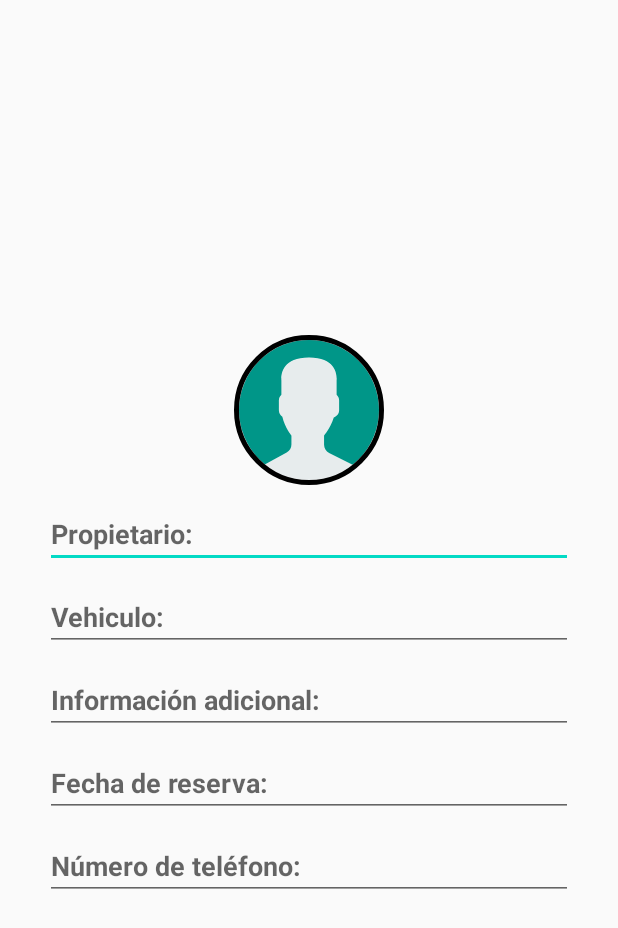
After one commit to marcalba80/RentaRide, an Android app: the DetallesReserva screen opened directly, with no data from a screen before it, on a phone screen of 412 x 824 dp. The commit adds this screen. Shown: the top 928 px of the screen. Run offline under Robolectric (Android 15) with nearby library versions, the phone set to English and light mode, and no system bars; our stand-ins replace CircleImageView.

Commit message:
Layout Detalles_Reserva

```diff
--- a/app/build.gradle
+++ b/app/build.gradle
@@ -36,6 +36,7 @@ dependencies {
     implementation 'com.github.florent37:materialtextfield:1.0.7'
     implementation 'com.kaopiz:kprogresshud:1.2.0'
     implementation 'com.google.firebase:firebase-auth:19.2.0'
+    implementation 'de.hdodenhof:circleimageview:3.1.0'
     implementation "com.github.nikartm:fit-button:1.2.1"
     testImplementation 'junit:junit:4.12'
     androidTestImplementation 'androidx.test.ext:junit:1.1.1'
--- a/app/src/main/AndroidManifest.xml
+++ b/app/src/main/AndroidManifest.xml
@@ -8,7 +8,12 @@
         android:label="@string/app_name"
         android:supportsRtl="true"
         android:theme="@style/AppTheme">
-<!--        <activity android:name=".Chat"></activity>-->
+        <activity
+            android:name=".DetallesReserva"
+            android:theme="@style/AppTheme.NoActionBar" />
+        <activity
+            android:name=".Chat"
+            android:theme="@style/AppTheme.NoActionBar" />
         <activity
             android:name=".RecuperarContrasena"
             android:theme="@style/AppTheme.NoActionBar" />
@@ -19,7 +24,7 @@
             android:name=".Calendar"
             android:theme="@style/AppTheme.NoActionBar" />
         <activity
-            android:name=".Chat"
+            android:name=".Login"
             android:label="@string/app_name"
             android:theme="@style/AppTheme.NoActionBar">
             <intent-filter>
--- a/app/src/main/java/com/example/rentaride/Calendar.java
+++ b/app/src/main/java/com/example/rentaride/Calendar.java
@@ -1,10 +1,12 @@
 package com.example.rentaride;
 
 
+import android.content.Intent;
 import android.graphics.Color;
 import android.net.ConnectivityManager;
 import android.os.Bundle;
 
+import android.view.View;
 import android.widget.TextView;
 
 
@@ -78,5 +80,8 @@ public class Calendar extends AppCompatActivity {
         list.add(new Reserva(getColor(R.color.C3), new Date().getTime()+day*3,"Bicicleta de ciudad", 2));
         cv.addEvents(list);
     }
+    public void detalle(View view) {
+        startActivity(new Intent(Calendar.this, DetallesReserva.class));
+    }
 
 }
--- /dev/null
+++ b/app/src/main/java/com/example/rentaride/DetallesReserva.java
@@ -0,0 +1,14 @@
+package com.example.rentaride;
+
+import androidx.appcompat.app.AppCompatActivity;
+
+import android.os.Bundle;
+
+public class DetallesReserva extends AppCompatActivity {
+
+    @Override
+    protected void onCreate(Bundle savedInstanceState) {
+        super.onCreate(savedInstanceState);
+        setContentView(R.layout.activity_detalles_reserva);
+    }
+}
--- /dev/null
+++ b/app/src/main/res/drawable/ic_fallback_user.xml
@@ -0,0 +1,6 @@
+<vector android:autoMirrored="true" android:height="24dp"
+    android:viewportHeight="53.0" android:viewportWidth="53.0"
+    android:width="24dp" xmlns:android="http://schemas.android.com/apk/res/android">
+    <path android:fillColor="#E7ECED" android:pathData="M18.61,41.55l-7.91,4.31c-0.46,0.25 -0.88,0.56 -1.27,0.9C14.05,50.65 20,53 26.5,53c6.45,0 12.37,-2.31 16.96,-6.14c-0.42,-0.36 -0.88,-0.68 -1.39,-0.93l-8.47,-4.23c-1.09,-0.55 -1.78,-1.66 -1.78,-2.89v-3.32c0.24,-0.27 0.51,-0.62 0.8,-1.03c1.15,-1.63 2.03,-3.42 2.63,-5.3c1.09,-0.34 1.89,-1.34 1.89,-2.53v-3.55c0,-0.78 -0.35,-1.48 -0.89,-1.97v-5.13c0,0 1.05,-7.98 -9.75,-7.98s-9.75,7.98 -9.75,7.98v5.13c-0.54,0.49 -0.89,1.18 -0.89,1.97v3.55c0,0.93 0.49,1.76 1.23,2.23c0.89,3.86 3.21,6.63 3.21,6.63v3.24C20.3,39.9 19.65,40.99 18.61,41.55z"/>
+    <path android:fillColor="#009688" android:pathData="M26.95,0C12.32,-0.25 0.25,11.41 0,26.05C-0.14,34.34 3.56,41.8 9.45,46.76c0.38,-0.34 0.8,-0.64 1.26,-0.89l7.91,-4.31c1.04,-0.57 1.68,-1.65 1.68,-2.84v-3.24c0,0 -2.32,-2.78 -3.21,-6.63c-0.73,-0.47 -1.23,-1.3 -1.23,-2.23v-3.55c0,-0.78 0.35,-1.48 0.89,-1.97v-5.13c0,0 -1.05,-7.98 9.75,-7.98s9.75,7.98 9.75,7.98v5.13c0.54,0.49 0.89,1.18 0.89,1.97v3.55c0,1.19 -0.8,2.19 -1.89,2.53c-0.61,1.88 -1.48,3.67 -2.63,5.3c-0.29,0.41 -0.56,0.76 -0.8,1.03V38.8c0,1.22 0.69,2.34 1.78,2.89l8.47,4.23c0.51,0.25 0.97,0.57 1.39,0.93c5.71,-4.76 9.4,-11.88 9.54,-19.9C53.25,12.32 41.59,0.25 26.95,0z"/>
+</vector>
--- /dev/null
+++ b/app/src/main/res/layout/activity_detalles_reserva.xml
@@ -0,0 +1,76 @@
+<?xml version="1.0" encoding="utf-8"?>
+<LinearLayout xmlns:android="http://schemas.android.com/apk/res/android"
+    xmlns:tools="http://schemas.android.com/tools"
+    android:layout_width="match_parent"
+    xmlns:app="http://schemas.android.com/apk/res-auto"
+    android:gravity="center"
+    android:orientation="vertical"
+    android:layout_height="match_parent"
+    tools:context=".DetallesReserva">
+
+    <de.hdodenhof.circleimageview.CircleImageView
+        android:layout_width="100dp"
+        android:layout_height="100dp"
+        app:civ_border_width="3dp"
+        app:civ_border_color="@color/Black"
+        android:layout_marginTop="10dp"
+        android:src="@drawable/ic_fallback_user"
+        android:id="@+id/imagen"
+        android:layout_marginBottom="10dp"
+        />
+
+    <EditText
+        android:id="@+id/nombre"
+        android:layout_marginBottom="10dp"
+        android:layout_marginEnd="30dp"
+        android:layout_marginStart="30dp"
+        android:layout_width="match_parent"
+        android:layout_height="wrap_content"
+        android:textStyle="bold"
+        android:hint="Propietario:"/>
+
+    <EditText
+        android:id="@+id/contraseña"
+        android:layout_marginBottom="10dp"
+        android:layout_marginEnd="30dp"
+        android:layout_marginStart="30dp"
+        android:layout_width="match_parent"
+        android:inputType="textPassword"
+        android:layout_height="wrap_content"
+        android:textStyle="bold"
+        android:hint="Vehiculo:"/>
+
+    <EditText
+        android:id="@+id/contraseña2"
+        android:layout_marginEnd="30dp"
+        android:layout_marginBottom="10dp"
+        android:layout_marginStart="30dp"
+        android:layout_width="match_parent"
+        android:inputType="textPassword"
+        android:layout_height="wrap_content"
+        android:textStyle="bold"
+        android:hint="Información adicional:"/>
+
+    <EditText
+        android:id="@+id/email"
+        android:layout_marginEnd="30dp"
+        android:layout_marginStart="30dp"
+        android:layout_marginBottom="10dp"
+        android:layout_width="match_parent"
+        android:inputType="textEmailAddress"
+        android:layout_height="wrap_content"
+        android:textStyle="bold"
+        android:hint="Fecha de reserva: "/>
+
+    <EditText
+        android:id="@+id/telefono"
+        android:layout_marginEnd="30dp"
+        android:layout_marginStart="30dp"
+        android:layout_marginBottom="10dp"
+        android:layout_width="match_parent"
+        android:inputType="phone"
+        android:layout_height="wrap_content"
+        android:textStyle="bold"
+        android:hint="Número de teléfono:"/>
+
+</LinearLayout>
--- a/app/src/main/res/layout/item_event.xml
+++ b/app/src/main/res/layout/item_event.xml
@@ -49,6 +49,7 @@
                 android:layout_width="match_parent"
                 android:layout_height="wrap_content"
                 android:textColor="@color/White"
+                android:onClick="detalle"
                 android:layout_marginStart="5dp"
                 android:textSize="17sp"
                 android:id="@+id/desc"/>
```
